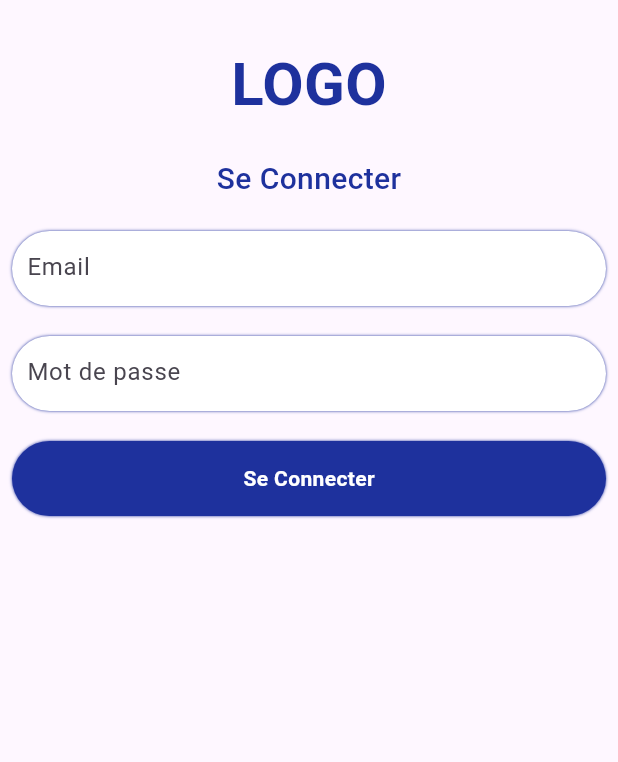
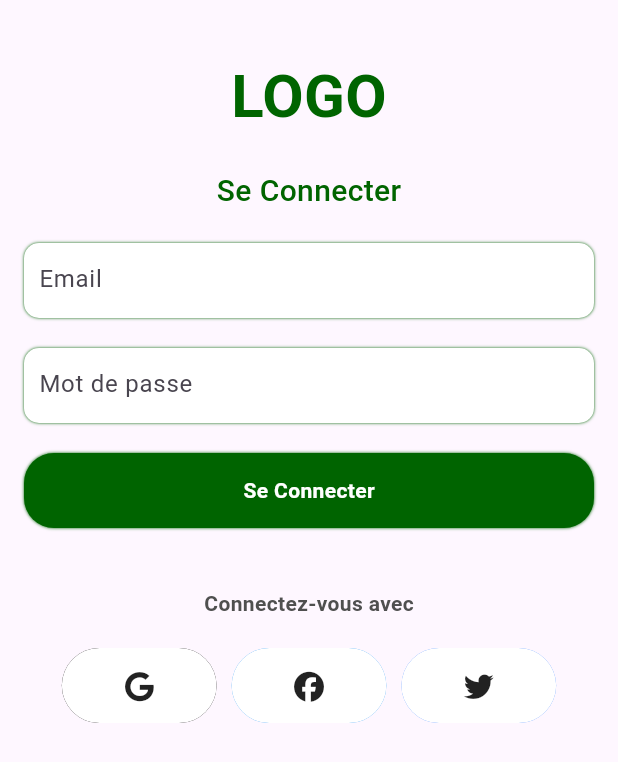
Before and after one commit to Gaetan-bamongoyo/booking_ticket, a Flutter app: the screen it shows after launch, on a phone screen of 412 x 824 dp. Shown: the top 762 px of the screen. Run offline on Flutter 3.47's test engine with Material 3 defaults, Android fonts, the phone set to English and light mode, and no system bars; our stand-ins replace font_awesome_flutter, get, hexcolor.

Commit message:
LoginForm Design

```diff
--- a/booking/lib/screen/utils/globalColors.dart
+++ b/booking/lib/screen/utils/globalColors.dart
@@ -1,6 +1,6 @@
 import 'package:hexcolor/hexcolor.dart';
 
 class Globalcolors{
-  static HexColor mainColor= HexColor('#1E319D');
+  static HexColor mainColor= HexColor('#006400');
   static HexColor textColor= HexColor('#4F4F4F');
 }
--- a/booking/lib/screen/widget/button_global.dart
+++ b/booking/lib/screen/widget/button_global.dart
@@ -12,7 +12,7 @@ class ButtonGobal extends StatelessWidget {
         height: 50,
         decoration: BoxDecoration(
           color: Globalcolors.mainColor,
-          borderRadius: BorderRadius.circular(50),
+          borderRadius: BorderRadius.circular(20),
           boxShadow: [
             BoxShadow(
               color: Globalcolors.mainColor,
@@ -20,7 +20,7 @@ class ButtonGobal extends StatelessWidget {
             )
             ],
         ),
-        child: Text("Se Connecter",
+        child: const Text("Se Connecter",
         style: TextStyle(
           color: Colors.white,
           fontWeight: FontWeight.w600,
--- a/booking/lib/screen/widget/login.dart
+++ b/booking/lib/screen/widget/login.dart
@@ -1,5 +1,6 @@
 import 'package:booking/screen/utils/globalColors.dart';
 import 'package:booking/screen/widget/button_global.dart';
+import 'package:booking/screen/widget/social_login.dart';
 import 'package:booking/screen/widget/text_form.dart';
 import 'package:flutter/material.dart';
 
@@ -12,7 +13,9 @@ class LoginUI extends StatelessWidget {
   @override
   Widget build(BuildContext context) {
     return Scaffold(
-      body: SingleChildScrollView(
+      body: Padding(
+        padding: const EdgeInsets.all(8.0),
+        child: SingleChildScrollView(
 
           child: SafeArea(
 
@@ -53,6 +56,12 @@ class LoginUI extends StatelessWidget {
                       obscure: true),
                        const SizedBox(height: 20,),
                        ButtonGobal(),
+                       const SizedBox(height: 20,),
+
+                       const SizedBox(height: 20,),
+
+                       SocialLogin(),
+
                       ],
                     )
 
@@ -61,7 +70,7 @@ class LoginUI extends StatelessWidget {
                 ),
               ),
             ),
-
+          ),
       ),
       );
   }
--- /dev/null
+++ b/booking/lib/screen/widget/social_login.dart
@@ -0,0 +1,102 @@
+import 'package:booking/screen/utils/globalColors.dart';
+import 'package:flutter/material.dart';
+import 'package:font_awesome_flutter/font_awesome_flutter.dart';
+
+class SocialLogin extends StatelessWidget {
+  const SocialLogin({super.key});
+
+  @override
+  Widget build(BuildContext context) {
+    return Column(
+      children: [
+        Container(
+
+          alignment: Alignment.center,
+          child: Text("Connectez-vous avec",
+          style: TextStyle(
+            color: Globalcolors.textColor,
+            fontWeight: FontWeight.w600,
+          ),),
+        ),
+        const SizedBox(height: 20,),
+        Container(
+          width: MediaQuery.of(context).size.width *0.8,
+          child: Row(
+            children: [
+
+              Expanded(
+                child: Container(
+                  alignment: Alignment.center,
+                  height: 50,
+                   decoration: BoxDecoration(
+                    color: Colors.white,
+                    borderRadius: BorderRadius.circular(50),
+                    boxShadow: [
+                      BoxShadow(
+                        color: Colors.black,
+                        blurRadius: 0,
+                      )
+                    ]
+
+                   ),
+                  child:FaIcon(
+                    FontAwesomeIcons.google,
+                    size: 20.0,
+
+                          ),
+                ),
+              ),
+              const SizedBox(width: 10,),
+              Expanded(
+                child: Container(
+                  alignment: Alignment.center,
+                  height: 50,
+                   decoration: BoxDecoration(
+                    color: Colors.white,
+                    borderRadius: BorderRadius.circular(50),
+                    boxShadow: [
+                      BoxShadow(
+                        color: Colors.blue,
+                        blurRadius: 0,
+                      )
+                    ]
+
+                   ),
+                  child:FaIcon(
+                    FontAwesomeIcons.facebook,
+                    size: 20.0,
+
+                          ),
+                ),
+              ),
+              const SizedBox(width: 10,),
+              Expanded(
+                child: Container(
+                  alignment: Alignment.center,
+                  height: 50,
+                   decoration: BoxDecoration(
+                    color: Colors.white,
+                    borderRadius: BorderRadius.circular(50),
+                    boxShadow: [
+                      BoxShadow(
+                        color: Colors.blueAccent,
+                        blurRadius: 0,
+                      )
+                    ]
+
+                   ),
+                  child:FaIcon(
+                    FontAwesomeIcons.twitter,
+                    size: 20.0,
+
+                          ),
+                ),
+              )
+            ],
+
+          ),
+        ),
+      ],
+    );
+  }
+}
--- a/booking/lib/screen/widget/text_form.dart
+++ b/booking/lib/screen/widget/text_form.dart
@@ -18,7 +18,7 @@ class TextForm extends StatelessWidget {
       decoration: BoxDecoration(
 
         color: Colors.white,
-        borderRadius: BorderRadius.circular(50),
+        borderRadius: BorderRadius.circular(10),
         boxShadow: [
           BoxShadow(
             color: Globalcolors.mainColor,
```
Also changed, not shown: booking/pubspec.yaml (+4 -3 lines), booking/pubspec.lock. Lines whose indentation alone changed are shown as unchanged.
